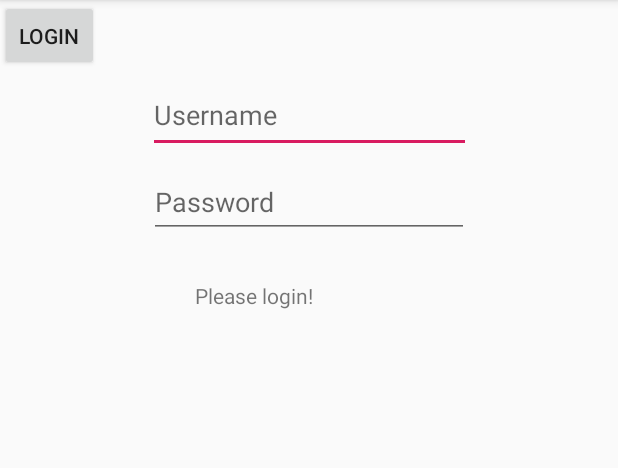
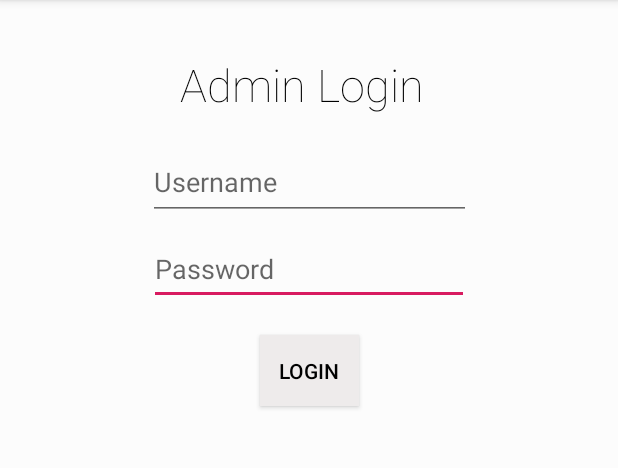
Before and after one commit to kc-carleton/sysc3010-t1, an Android app: the MainActivity screen opened directly, with no data from a screen before it, on a phone screen of 412 x 824 dp, the part 84-552 px from its top. Run offline under Robolectric (Android 15) with nearby library versions, the phone set to English and light mode, and no system bars.

Commit message:
added support for failed logins count

```diff
--- a/android/SafeApp/app/src/main/java/com/example/safeapp/MainActivity.java
+++ b/android/SafeApp/app/src/main/java/com/example/safeapp/MainActivity.java
@@ -9,12 +9,12 @@ import android.view.inputmethod.EditorInfo;
 import android.widget.Button;
 import android.widget.EditText;
 import android.widget.TextView;
+import android.widget.Toast;
 
 public class MainActivity extends AppCompatActivity {
 
     private EditText username;
     private EditText password;
-    private TextView info;
     private Button login;
 
     private final String ADMIN_USERNAME = "a";
@@ -29,10 +29,8 @@ public class MainActivity extends AppCompatActivity {
 
         username = (EditText)findViewById(R.id.editUsername);
         password = (EditText)findViewById(R.id.editPassword);
-        info = (TextView) findViewById(R.id.txtLogin);
         login = (Button) findViewById(R.id.btnLogin);
 
-        info.setText("Please login!");
         login_fail_counter = 0;
 
         validateLogin(ADMIN_USERNAME, ADMIN_PASSWORD);
@@ -55,7 +53,7 @@ public class MainActivity extends AppCompatActivity {
             startActivity(intent);
         } else {
             login_fail_counter += 1;
-            info.setText(String.format("Failed to login %s times, please try again", login_fail_counter));
+            Toast.makeText(this, String.format("Failed to login, please try again"), Toast.LENGTH_LONG).show();
         }
     }
 }
--- a/android/SafeApp/app/src/main/res/layout/activity_main.xml
+++ b/android/SafeApp/app/src/main/res/layout/activity_main.xml
@@ -4,19 +4,34 @@
     xmlns:tools="http://schemas.android.com/tools"
     android:layout_width="match_parent"
     android:layout_height="match_parent"
+    android:background="#FCFCFC"
     tools:context=".MainActivity">
 
-    <EditText
-        android:id="@+id/editUsername"
-        android:layout_width="215dp"
-        android:layout_height="50dp"
-        android:layout_marginTop="52dp"
-        android:ems="10"
-        android:hint="Username"
-        android:inputType="textPersonName"
+    <TextView
+        android:id="@+id/txtHeader2"
+        android:layout_width="wrap_content"
+        android:layout_height="wrap_content"
+        android:layout_marginTop="36dp"
+        android:text="Admin Login"
+        android:textColor="#000000"
+        android:textSize="30sp"
+        app:fontFamily="sans-serif-thin"
+        app:layout_constraintEnd_toEndOf="parent"
+        app:layout_constraintHorizontal_bias="0.481"
+        app:layout_constraintStart_toStartOf="parent"
+        app:layout_constraintTop_toTopOf="parent" />
+
+    <Button
+        android:id="@+id/btnLogin"
+        android:layout_width="66dp"
+        android:layout_height="47dp"
+        android:layout_marginTop="20dp"
+        android:background="#EEEBEB"
+        android:text="Login"
+        android:textColor="#000000"
         app:layout_constraintEnd_toEndOf="parent"
         app:layout_constraintStart_toStartOf="parent"
-        app:layout_constraintTop_toTopOf="parent" />
+        app:layout_constraintTop_toBottomOf="@+id/editPassword" />
 
     <EditText
         android:id="@+id/editPassword"
@@ -26,28 +41,22 @@
         android:ems="10"
         android:hint="Password"
         android:inputType="textPassword"
+        android:textColor="#000000"
         app:layout_constraintEnd_toEndOf="parent"
         app:layout_constraintStart_toStartOf="parent"
         app:layout_constraintTop_toBottomOf="@+id/editUsername" />
 
-    <Button
-        android:id="@+id/btnLogin"
-        android:layout_width="66dp"
-        android:layout_height="47dp"
-        android:text="Login"
-        tools:layout_editor_absoluteX="172dp"
-        tools:layout_editor_absoluteY="174dp" />
-
-    <TextView
-        android:id="@+id/txtLogin"
-        android:layout_width="152dp"
-        android:layout_height="24dp"
+    <EditText
+        android:id="@+id/editUsername"
+        android:layout_width="215dp"
+        android:layout_height="50dp"
         android:layout_marginTop="20dp"
-        android:text="Please login"
-        app:layout_constraintBottom_toBottomOf="parent"
+        android:ems="10"
+        android:hint="Username"
+        android:inputType="textPersonName"
+        android:textColor="#000000"
         app:layout_constraintEnd_toEndOf="parent"
         app:layout_constraintStart_toStartOf="parent"
-        app:layout_constraintTop_toBottomOf="@+id/btnLogin"
-        app:layout_constraintVertical_bias="0.177" />
+        app:layout_constraintTop_toBottomOf="@+id/txtHeader2" />
 
 </androidx.constraintlayout.widget.ConstraintLayout>
```
Also changed, not shown: android/SafeApp/app/src/main/java/com/example/safeapp/AdminControls.java (+22 -1 lines), android/SafeApp/app/src/main/java/com/example/safeapp/AlertDialog.java (added, +41 -0 lines), android/SafeApp/app/src/main/java/com/example/safeapp/Credential.java (+10 -0 lines), android/SafeApp/app/src/main/res/layout/activity_admin_controls.xml (+17 -4 lines), android/SafeApp/app/src/main/res/layout/layout_alert.xml (added, +12 -0 lines).
